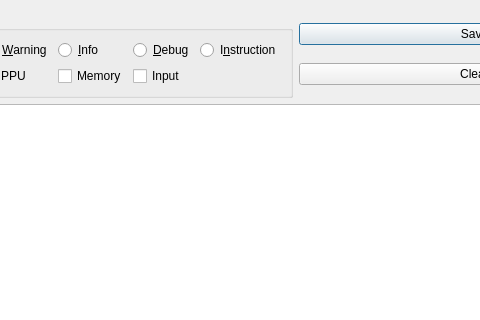
This is src/ui/LogWindow.ui in zlisinski/zlsnes as Qt 5 draws it before an edit; both pictures show x 99 to 579 and y 0 to 320 of the 760 by 476 pixel window. The edited form follows.
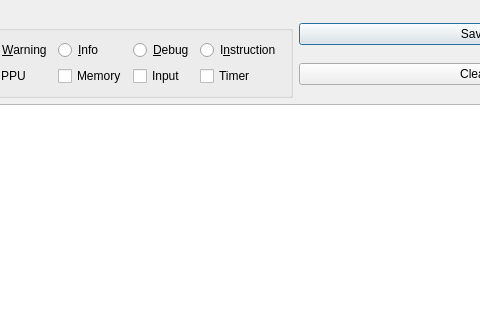
This is the edited form.

Commit message: Moved h and v timing from Ppu to Timer. Renamed IoRegisterProxy::AttachIoRegister to RequestOwnership.

```diff
--- a/src/ui/LogWindow.ui
+++ b/src/ui/LogWindow.ui
@@ -83,6 +83,13 @@
         </property>
        </widget>
       </item>
+      <item row="1" column="4">
+       <widget class="QCheckBox" name="chkTimer">
+        <property name="text">
+         <string>Timer</string>
+        </property>
+       </widget>
+      </item>
      </layout>
     </widget>
    </item>
```
The commit also changes 13 other files.
